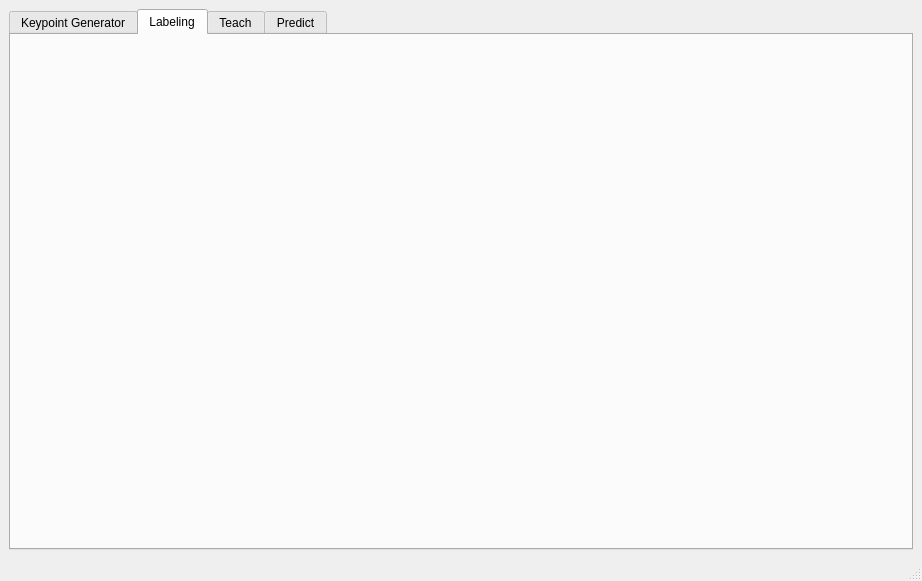
Before: the Qt Designer form mainwindow.ui in Za012/MMA-Posture, drawn with Qt 5.
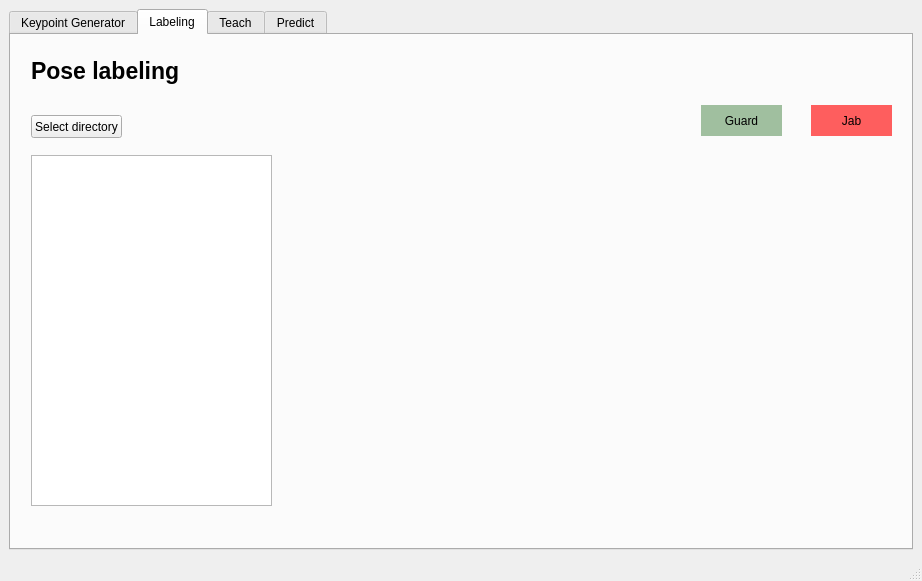
After: the same form once the commit is applied. The open tabs and pages were chosen to show the change.

Commit message: Merge branch 'labelUI'

Diff of the .ui file:
```diff
--- a/mainwindow.ui
+++ b/mainwindow.ui
@@ -168,6 +168,136 @@
        <attribute name="title">
         <string>Labeling</string>
        </attribute>
+       <widget class="QListWidget" name="fileList">
+        <property name="geometry">
+         <rect>
+          <x>20</x>
+          <y>120</y>
+          <width>241</width>
+          <height>351</height>
+         </rect>
+        </property>
+        <property name="alternatingRowColors">
+         <bool>false</bool>
+        </property>
+        <property name="selectionMode">
+         <enum>QAbstractItemView::MultiSelection</enum>
+        </property>
+       </widget>
+       <widget class="QPushButton" name="btnGuard">
+        <property name="geometry">
+         <rect>
+          <x>690</x>
+          <y>70</y>
+          <width>81</width>
+          <height>31</height>
+         </rect>
+        </property>
+        <property name="styleSheet">
+         <string notr="true">background-color: rgba(105, 155, 103, 160); border: none;</string>
+        </property>
+        <property name="text">
+         <string>Guard</string>
+        </property>
+       </widget>
+       <widget class="QPushButton" name="btnSelectDirectory">
+        <property name="geometry">
+         <rect>
+          <x>20</x>
+          <y>80</y>
+          <width>91</width>
+          <height>23</height>
+         </rect>
+        </property>
+        <property name="text">
+         <string>Select directory</string>
+        </property>
+       </widget>
+       <widget class="QLabel" name="imagePreview">
+        <property name="geometry">
+         <rect>
+          <x>380</x>
+          <y>120</y>
+          <width>501</width>
+          <height>351</height>
+         </rect>
+        </property>
+        <property name="text">
+         <string/>
+        </property>
+        <property name="scaledContents">
+         <bool>true</bool>
+        </property>
+       </widget>
+       <widget class="QLabel" name="label">
+        <property name="geometry">
+         <rect>
+          <x>20</x>
+          <y>20</y>
+          <width>281</width>
+          <height>31</height>
+         </rect>
+        </property>
+        <property name="font">
+         <font>
+          <pointsize>17</pointsize>
+          <weight>75</weight>
+          <bold>true</bold>
+         </font>
+        </property>
+        <property name="text">
+         <string>Pose labeling</string>
+        </property>
+       </widget>
+       <widget class="QLabel" name="lblSelectedDirectory">
+        <property name="geometry">
+         <rect>
+          <x>120</x>
+          <y>80</y>
+          <width>141</width>
+          <height>21</height>
+         </rect>
+        </property>
+        <property name="text">
+         <string/>
+        </property>
+       </widget>
+       <widget class="QPushButton" name="btnJab">
+        <property name="geometry">
+         <rect>
+          <x>800</x>
+          <y>70</y>
+          <width>81</width>
+          <height>31</height>
+         </rect>
+        </property>
+        <property name="styleSheet">
+         <string notr="true">background-color: rgba(255, 0, 0, 160); border: none;</string>
+        </property>
+        <property name="text">
+         <string>Jab</string>
+        </property>
+       </widget>
+       <widget class="QLabel" name="lblSelectedFile">
+        <property name="geometry">
+         <rect>
+          <x>380</x>
+          <y>70</y>
+          <width>291</width>
+          <height>31</height>
+         </rect>
+        </property>
+        <property name="font">
+         <font>
+          <pointsize>14</pointsize>
+          <weight>50</weight>
+          <bold>false</bold>
+         </font>
+        </property>
+        <property name="text">
+         <string/>
+        </property>
+       </widget>
       </widget>
       <widget class="QWidget" name="teach">
        <attribute name="title">
```
Left out of the diff: 2 changed lines with no effect on the pictures. The commit also changes 4 other files.
